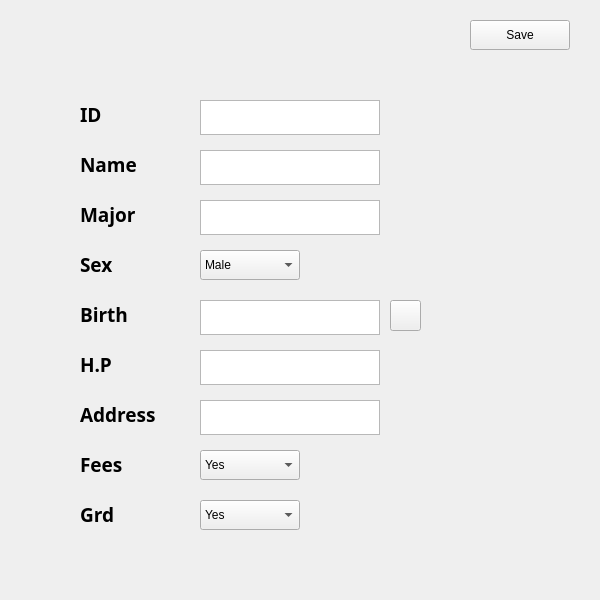
First picture: the form in edit.ui, repository websPC/member, before the edit.
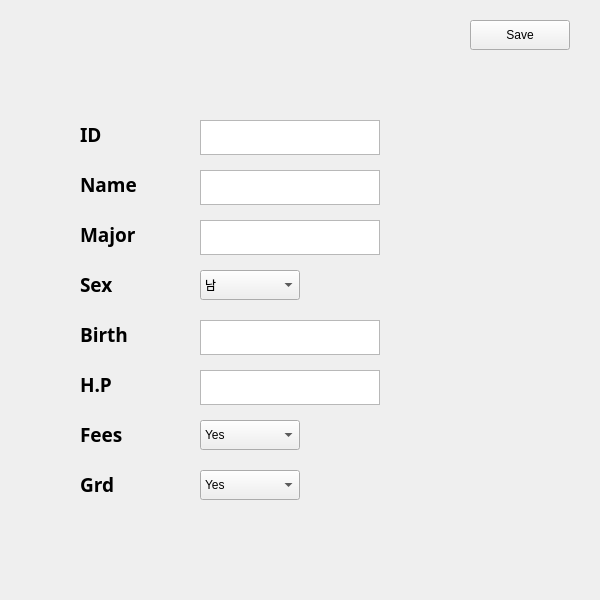
Second picture: the form after the edit. Icons and pictures are not drawn.

Patch:
```diff
--- a/edit.ui
+++ b/edit.ui
@@ -21,7 +21,7 @@
    <property name="geometry">
     <rect>
      <x>200</x>
-     <y>100</y>
+     <y>120</y>
      <width>180</width>
      <height>35</height>
     </rect>
@@ -41,7 +41,7 @@
    <property name="geometry">
     <rect>
      <x>80</x>
-     <y>100</y>
+     <y>120</y>
      <width>100</width>
      <height>30</height>
     </rect>
@@ -62,7 +62,7 @@
    <property name="geometry">
     <rect>
      <x>80</x>
-     <y>150</y>
+     <y>170</y>
      <width>100</width>
      <height>30</height>
     </rect>
@@ -83,7 +83,7 @@
    <property name="geometry">
     <rect>
      <x>80</x>
-     <y>200</y>
+     <y>220</y>
      <width>100</width>
      <height>30</height>
     </rect>
@@ -104,7 +104,7 @@
    <property name="geometry">
     <rect>
      <x>80</x>
-     <y>250</y>
+     <y>270</y>
      <width>100</width>
      <height>30</height>
     </rect>
@@ -125,7 +125,7 @@
    <property name="geometry">
     <rect>
      <x>80</x>
-     <y>300</y>
+     <y>320</y>
      <width>100</width>
      <height>30</height>
     </rect>
@@ -146,7 +146,7 @@
    <property name="geometry">
     <rect>
      <x>80</x>
-     <y>350</y>
+     <y>370</y>
      <width>100</width>
      <height>30</height>
     </rect>
@@ -163,32 +163,11 @@
     <string>&lt;html&gt;&lt;head/&gt;&lt;body&gt;&lt;p&gt;&lt;span style=&quot; font-size:14pt;&quot;&gt;H.P&lt;/span&gt;&lt;/p&gt;&lt;/body&gt;&lt;/html&gt;</string>
    </property>
   </widget>
-  <widget class="QLabel" name="label_7">
-   <property name="geometry">
-    <rect>
-     <x>80</x>
-     <y>400</y>
-     <width>100</width>
-     <height>30</height>
-    </rect>
-   </property>
-   <property name="font">
-    <font>
-     <family>HY강B</family>
-     <pointsize>10</pointsize>
-     <weight>75</weight>
-     <bold>true</bold>
-    </font>
-   </property>
-   <property name="text">
-    <string>&lt;html&gt;&lt;head/&gt;&lt;body&gt;&lt;p&gt;&lt;span style=&quot; font-size:14pt;&quot;&gt;Address&lt;/span&gt;&lt;/p&gt;&lt;/body&gt;&lt;/html&gt;</string>
-   </property>
-  </widget>
   <widget class="QLabel" name="label_8">
    <property name="geometry">
     <rect>
      <x>80</x>
-     <y>450</y>
+     <y>420</y>
      <width>100</width>
      <height>30</height>
     </rect>
@@ -209,7 +188,7 @@
    <property name="geometry">
     <rect>
      <x>80</x>
-     <y>500</y>
+     <y>470</y>
      <width>100</width>
      <height>30</height>
     </rect>
@@ -230,7 +209,7 @@
    <property name="geometry">
     <rect>
      <x>200</x>
-     <y>150</y>
+     <y>170</y>
      <width>180</width>
      <height>35</height>
     </rect>
@@ -247,7 +226,7 @@
    <property name="geometry">
     <rect>
      <x>200</x>
-     <y>200</y>
+     <y>220</y>
      <width>180</width>
      <height>35</height>
     </rect>
@@ -267,7 +246,7 @@
    <property name="geometry">
     <rect>
      <x>200</x>
-     <y>300</y>
+     <y>320</y>
      <width>180</width>
      <height>35</height>
     </rect>
@@ -284,24 +263,7 @@
    <property name="geometry">
     <rect>
      <x>200</x>
-     <y>350</y>
-     <width>180</width>
-     <height>35</height>
-    </rect>
-   </property>
-   <property name="html">
-    <string>&lt;!DOCTYPE HTML PUBLIC &quot;-//W3C//DTD HTML 4.0//EN&quot; &quot;http://www.w3.org/TR/REC-html40/strict.dtd&quot;&gt;
-&lt;html&gt;&lt;head&gt;&lt;meta name=&quot;qrichtext&quot; content=&quot;1&quot; /&gt;&lt;style type=&quot;text/css&quot;&gt;
-p, li { white-space: pre-wrap; }
-&lt;/style&gt;&lt;/head&gt;&lt;body style=&quot; font-family:'Gulim'; font-size:9pt; font-weight:400; font-style:normal;&quot;&gt;
-&lt;p style=&quot;-qt-paragraph-type:empty; margin-top:0px; margin-bottom:0px; margin-left:0px; margin-right:0px; -qt-block-indent:0; text-indent:0px;&quot;&gt;&lt;br /&gt;&lt;/p&gt;&lt;/body&gt;&lt;/html&gt;</string>
-   </property>
-  </widget>
-  <widget class="QTextEdit" name="textEdit_6">
-   <property name="geometry">
-    <rect>
-     <x>200</x>
-     <y>400</y>
+     <y>370</y>
      <width>180</width>
      <height>35</height>
     </rect>
@@ -318,14 +280,14 @@
    <property name="geometry">
     <rect>
      <x>200</x>
-     <y>250</y>
+     <y>270</y>
      <width>100</width>
      <height>30</height>
     </rect>
    </property>
    <item>
     <property name="text">
-     <string>Male</string>
+     <string>남</string>
     </property>
    </item>
    <item>
@@ -338,7 +300,7 @@
    <property name="geometry">
     <rect>
      <x>200</x>
-     <y>450</y>
+     <y>420</y>
      <width>100</width>
      <height>30</height>
     </rect>
@@ -358,7 +320,7 @@
    <property name="geometry">
     <rect>
      <x>200</x>
-     <y>500</y>
+     <y>470</y>
      <width>100</width>
      <height>30</height>
     </rect>
@@ -387,23 +349,6 @@
     <string>Save</string>
    </property>
   </widget>
-  <widget class="QPushButton" name="pushButton_2">
-   <property name="geometry">
-    <rect>
-     <x>390</x>
-     <y>300</y>
-     <width>31</width>
-     <height>31</height>
-    </rect>
-   </property>
-   <property name="text">
-    <string/>
-   </property>
-   <property name="icon">
-    <iconset>
-     <normaloff>../../../A/Desktop/calender-icon.png</normaloff>../../../A/Desktop/calender-icon.png</iconset>
-   </property>
-  </widget>
  </widget>
  <resources/>
  <connections>
```
Left out of the diff: 2 changed lines with no effect on the pictures.
